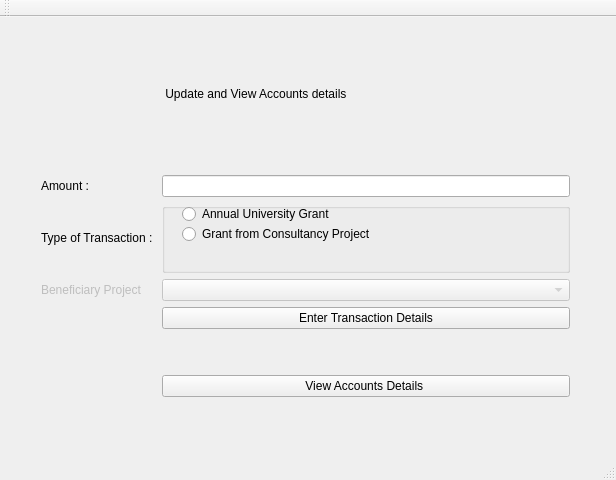
First picture: the form in mainwindow.ui, repository harshitgupta1337/UDIS, before the edit.
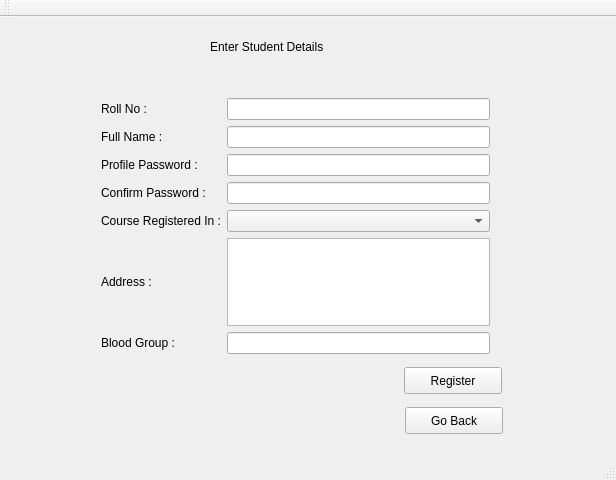
Second picture: the form after the edit.

Commit message: Student Registration Done

Patch:
```diff
--- a/mainwindow.ui
+++ b/mainwindow.ui
@@ -27,7 +27,7 @@
      <set>Qt::ImhDigitsOnly</set>
     </property>
     <property name="currentIndex">
-     <number>3</number>
+     <number>6</number>
     </property>
     <widget class="QWidget" name="welcomePage">
      <widget class="QWidget" name="horizontalLayoutWidget">
@@ -716,6 +716,144 @@
       <widget class="QWidget" name="page_8"/>
      </widget>
     </widget>
+    <widget class="QWidget" name="StudentSignupPage">
+     <widget class="QWidget" name="gridLayoutWidget_4">
+      <property name="geometry">
+       <rect>
+        <x>100</x>
+        <y>70</y>
+        <width>411</width>
+        <height>278</height>
+       </rect>
+      </property>
+      <layout class="QGridLayout" name="SignUpGridLayout">
+       <item row="0" column="0">
+        <widget class="QLabel" name="SignUpRollNoLabel">
+         <property name="text">
+          <string>Roll No :</string>
+         </property>
+        </widget>
+       </item>
+       <item row="4" column="0">
+        <widget class="QLabel" name="SignUpCourseLabel">
+         <property name="text">
+          <string>Course Registered In :</string>
+         </property>
+        </widget>
+       </item>
+       <item row="2" column="0">
+        <widget class="QLabel" name="label_6">
+         <property name="text">
+          <string>Profile Password :</string>
+         </property>
+        </widget>
+       </item>
+       <item row="6" column="0">
+        <widget class="QLabel" name="SignUpBloodGroupLabel">
+         <property name="text">
+          <string>Blood Group : </string>
+         </property>
+        </widget>
+       </item>
+       <item row="5" column="1">
+        <widget class="QPlainTextEdit" name="SignUpAddressTextEdit">
+         <property name="sizePolicy">
+          <sizepolicy hsizetype="Expanding" vsizetype="Preferred">
+           <horstretch>0</horstretch>
+           <verstretch>0</verstretch>
+          </sizepolicy>
+         </property>
+        </widget>
+       </item>
+       <item row="5" column="0">
+        <widget class="QLabel" name="SignUpAddressLAbel">
+         <property name="text">
+          <string>Address :</string>
+         </property>
+        </widget>
+       </item>
+       <item row="6" column="1">
+        <widget class="QLineEdit" name="SignUpBloodGroupLineEdit"/>
+       </item>
+       <item row="3" column="0">
+        <widget class="QLabel" name="label_7">
+         <property name="text">
+          <string>Confirm Password :</string>
+         </property>
+        </widget>
+       </item>
+       <item row="4" column="1">
+        <widget class="QComboBox" name="SignUpCourseComboBox"/>
+       </item>
+       <item row="1" column="0">
+        <widget class="QLabel" name="SignUpNameLabel">
+         <property name="text">
+          <string>Full Name : </string>
+         </property>
+        </widget>
+       </item>
+       <item row="0" column="1">
+        <widget class="QLineEdit" name="SignUpRollNoLineEdit"/>
+       </item>
+       <item row="1" column="1">
+        <widget class="QLineEdit" name="SignUpNameLineEdit"/>
+       </item>
+       <item row="2" column="1">
+        <widget class="QLineEdit" name="SignUpPasswordLineEdit">
+         <property name="echoMode">
+          <enum>QLineEdit::Password</enum>
+         </property>
+        </widget>
+       </item>
+       <item row="3" column="1">
+        <widget class="QLineEdit" name="SignUpConfirmPasswordLineEdit">
+         <property name="echoMode">
+          <enum>QLineEdit::Password</enum>
+         </property>
+        </widget>
+       </item>
+      </layout>
+     </widget>
+     <widget class="QLabel" name="SignUpWelcomeLabel">
+      <property name="geometry">
+       <rect>
+        <x>220</x>
+        <y>20</y>
+        <width>191</width>
+        <height>20</height>
+       </rect>
+      </property>
+      <property name="text">
+       <string>Enter Student Details</string>
+      </property>
+     </widget>
+     <widget class="QPushButton" name="SignUpRegisterButton">
+      <property name="geometry">
+       <rect>
+        <x>414</x>
+        <y>350</y>
+        <width>98</width>
+        <height>27</height>
+       </rect>
+      </property>
+      <property name="text">
+       <string>Register</string>
+      </property>
+     </widget>
+     <widget class="QPushButton" name="SignUpGoBAckButton">
+      <property name="geometry">
+       <rect>
+        <x>415</x>
+        <y>390</y>
+        <width>98</width>
+        <height>27</height>
+       </rect>
+      </property>
+      <property name="text">
+       <string>Go Back</string>
+      </property>
+     </widget>
+    </widget>
    </widget>
   </widget>
   <widget class="QMenuBar" name="menuBar">
```
Left out of the diff: 101 changed lines with no effect on the pictures. The commit also changes 13 other files.
